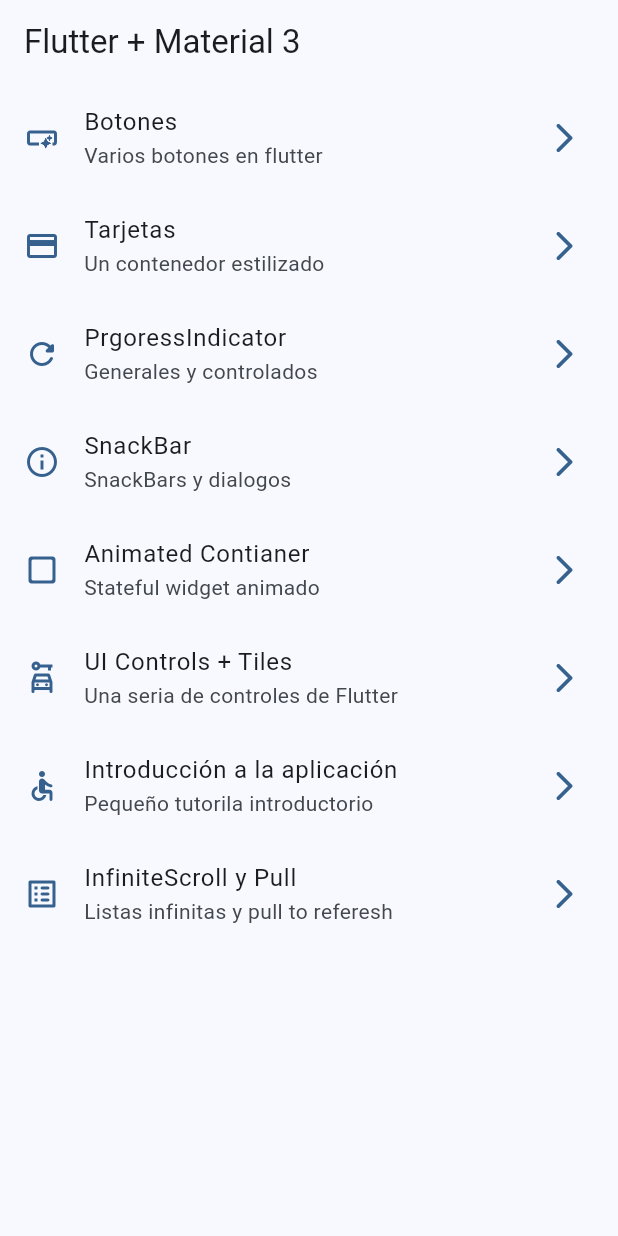
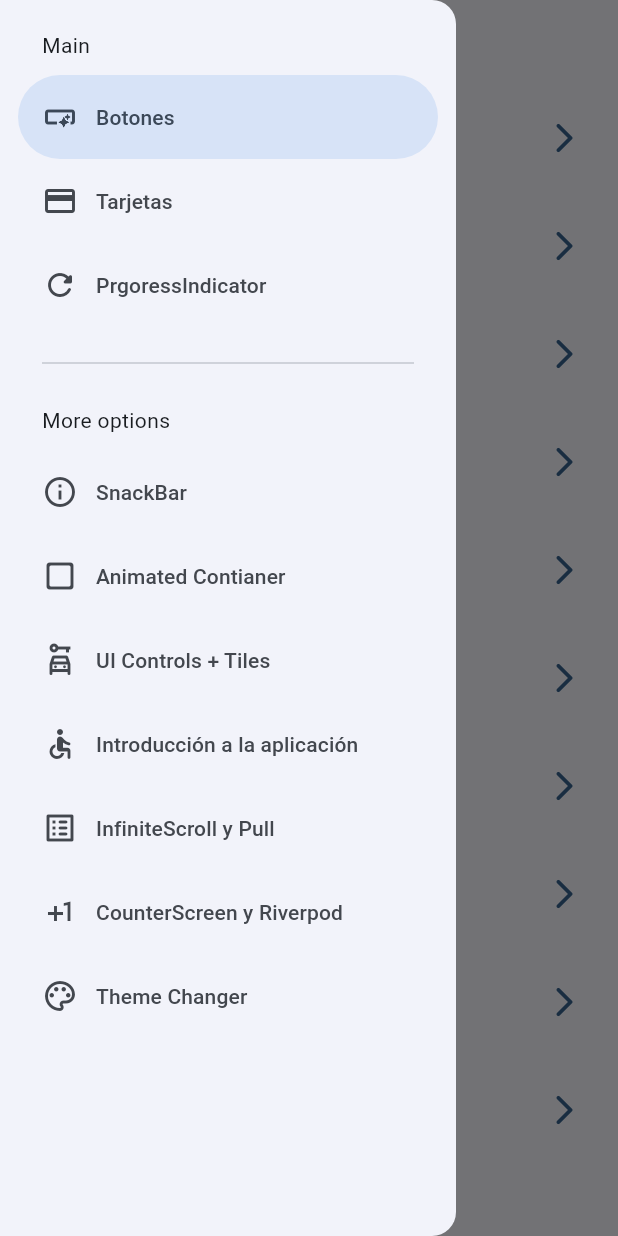
Before and after one commit to stuk4/widgets_app, a Flutter app: the screen it shows after launch, with the side drawer open (before the commit the screen has no drawer), on a phone screen of 412 x 824 dp. Run offline on Flutter 3.47's test engine with Material 2 defaults, Android fonts, the phone set to English and light mode, and no system bars; our stand-ins replace animate_do, flutter_riverpod, go_router.

Commit message:
antes de state notifier

```diff
--- a/lib/config/menu/menu_items.dart
+++ b/lib/config/menu/menu_items.dart
@@ -1,5 +1,7 @@
 import 'package:flutter/material.dart';
+import 'package:widgets_app/presentation/screens/counter/counter_screen.dart';
 import 'package:widgets_app/presentation/screens/screens.dart';
+import 'package:widgets_app/presentation/screens/theme_changer/theme_changer_screen.dart';
 
 class MenuItems {
   final String title;
@@ -63,5 +65,17 @@ const appMenuItems = <MenuItems>[
     subTitle: 'Listas infinitas y pull to referesh',
     link: InfiniteScrollScreen.name,
     icon: Icons.list_alt_rounded,
+  ),
+  MenuItems(
+    title: 'CounterScreen y Riverpod',
+    subTitle: 'Counter screen con Riverpod ',
+    link: CounterScreen.name,
+    icon: Icons.plus_one_outlined,
+  ),
+  MenuItems(
+    title: 'Theme Changer',
+    subTitle: 'Cambiar tema de la app',
+    link: ThemeChangerScreen.name,
+    icon: Icons.color_lens_outlined,
   )
 ];
--- a/lib/config/router/app_router.dart
+++ b/lib/config/router/app_router.dart
@@ -1,6 +1,8 @@
 // GoRouter configuration
 import 'package:go_router/go_router.dart';
+import 'package:widgets_app/presentation/screens/counter/counter_screen.dart';
 import 'package:widgets_app/presentation/screens/screens.dart';
+import 'package:widgets_app/presentation/screens/theme_changer/theme_changer_screen.dart';
 
 final appRouter = GoRouter(
   initialLocation: '/',
@@ -50,5 +52,15 @@ final appRouter = GoRouter(
       path: '/infinte',
       builder: (context, state) => const InfiniteScrollScreen(),
     ),
+    GoRoute(
+      name: CounterScreen.name,
+      path: '/counter-screen',
+      builder: (context, state) => const CounterScreen(),
+    ),
+    GoRoute(
+      name: ThemeChangerScreen.name,
+      path: '/theme-screen',
+      builder: (context, state) => const ThemeChangerScreen(),
+    ),
   ],
 );
--- a/lib/config/theme/app_theme.dart
+++ b/lib/config/theme/app_theme.dart
@@ -11,14 +11,16 @@ const colorList = <Color>[
 
 class AppTheme {
   final int selectedColor;
-
+  final bool isDarkMode;
   AppTheme({
+    this.isDarkMode = false,
     this.selectedColor = 0,
   })  : assert(selectedColor >= 0, 'Selected color must be greater than 0'),
         assert(selectedColor < colorList.length,
             'Selected color must be lessir equal than ${colorList.length - 1} ');
 
   ThemeData getTheme() => ThemeData(
+      brightness: isDarkMode ? Brightness.dark : Brightness.light,
       useMaterial3: true,
       colorSchemeSeed: colorList[selectedColor],
       appBarTheme: const AppBarTheme(
--- a/lib/main.dart
+++ b/lib/main.dart
@@ -1,21 +1,26 @@
 import 'package:flutter/material.dart';
+import 'package:flutter_riverpod/flutter_riverpod.dart';
 import 'package:widgets_app/config/router/app_router.dart';
 import 'package:widgets_app/config/theme/app_theme.dart';
+import 'package:widgets_app/presentation/providers/theme_provider.dart';
 
 void main() {
-  runApp(const MainApp());
+  runApp(const ProviderScope(child: MainApp()));
 }
 
-class MainApp extends StatelessWidget {
+class MainApp extends ConsumerWidget {
   const MainApp({super.key});
 
   @override
-  Widget build(BuildContext context) {
+  Widget build(BuildContext context, WidgetRef ref) {
+    final bool isDarkMode = ref.watch(isDarkModeProvider);
+    final int selectedColor = ref.watch(selectedColorProvider);
     return MaterialApp.router(
       title: 'Flutter Widgets',
       routerConfig: appRouter,
       debugShowCheckedModeBanner: false,
-      theme: AppTheme(selectedColor: 0).getTheme(),
+      theme: AppTheme(selectedColor: selectedColor, isDarkMode: isDarkMode)
+          .getTheme(),
     );
   }
 }
--- /dev/null
+++ b/lib/presentation/providers/counter_provider.dart
@@ -0,0 +1,3 @@
+import 'package:flutter_riverpod/flutter_riverpod.dart';
+
+final counterProvider = StateProvider((ref) => 5);
--- /dev/null
+++ b/lib/presentation/providers/theme_provider.dart
@@ -0,0 +1,9 @@
+import 'package:flutter_riverpod/flutter_riverpod.dart';
+import 'package:widgets_app/config/theme/app_theme.dart';
+
+final isDarkModeProvider = StateProvider((ref) => false);
+
+// Listado de colors inmutables:
+final colorListProvider = Provider((ref) => colorList);
+
+final selectedColorProvider = StateProvider((ref) => 0);
--- a/lib/presentation/screens/home/home_screen.dart
+++ b/lib/presentation/screens/home/home_screen.dart
@@ -1,6 +1,7 @@
 import 'package:flutter/material.dart';
 import 'package:go_router/go_router.dart';
 import 'package:widgets_app/config/menu/menu_items.dart';
+import 'package:widgets_app/presentation/widgets/side_menu.dart';
 
 class HomeScreen extends StatelessWidget {
   static const String name = 'home_screen';
@@ -9,11 +10,16 @@ class HomeScreen extends StatelessWidget {
 
   @override
   Widget build(BuildContext context) {
+    final scaffoldKey = GlobalKey<ScaffoldState>();
     return Scaffold(
+      key: scaffoldKey,
       appBar: AppBar(
         title: const Text('Flutter + Material 3'),
       ),
       body: const _HomeView(),
+      drawer: SideMenu(
+        scaffoldKey: scaffoldKey,
+      ),
     );
   }
 }
--- /dev/null
+++ b/lib/presentation/widgets/side_menu.dart
@@ -0,0 +1,57 @@
+import 'package:flutter/material.dart';
+import 'package:go_router/go_router.dart';
+import 'package:widgets_app/config/menu/menu_items.dart';
+
+class SideMenu extends StatefulWidget {
+  final GlobalKey<ScaffoldState> scaffoldKey;
+  const SideMenu({super.key, required this.scaffoldKey});
+
+  @override
+  State<SideMenu> createState() => _SideMenuState();
+}
+
+class _SideMenuState extends State<SideMenu> {
+  int navDrawerIndex = 0;
+
+  @override
+  Widget build(BuildContext context) {
+    final hasNotch = MediaQuery.of(context).viewPadding.top > 35;
+    return NavigationDrawer(
+      selectedIndex: navDrawerIndex,
+      onDestinationSelected: (value) {
+        setState(() {
+          navDrawerIndex = value;
+        });
+        final menuItem = appMenuItems[value];
+        context.pushNamed(menuItem.link);
+        widget.scaffoldKey.currentState?.closeDrawer();
+      },
+      children: [
+        Padding(
+          padding: EdgeInsets.fromLTRB(28, hasNotch ? 0 : 20, 16, 10),
+          child: const Text('Main'),
+        ),
+        ...appMenuItems.sublist(0, 3).map(
+              (item) => NavigationDrawerDestination(
+                icon: Icon(item.icon),
+                label: Text(item.title),
+              ),
+            ),
+        const Padding(
+          padding: EdgeInsets.fromLTRB(28, 16, 28, 10),
+          child: Divider(),
+        ),
+        const Padding(
+          padding: EdgeInsets.fromLTRB(28, 10, 16, 10),
+          child: Text('More options'),
+        ),
+        ...appMenuItems.sublist(3).map(
+              (item) => NavigationDrawerDestination(
+                icon: Icon(item.icon),
+                label: Text(item.title),
+              ),
+            ),
+      ],
+    );
+  }
+}
--- a/pubspec.yaml
+++ b/pubspec.yaml
@@ -10,6 +10,7 @@ dependencies:
   animate_do: ^3.0.2
   flutter:
     sdk: flutter
+  flutter_riverpod: ^2.3.4
   go_router: ^6.5.5
 
 dev_dependencies:
```
Also changed, not shown: lib/presentation/screens/counter/counter_screen.dart (added, +42 -0 lines), lib/presentation/screens/theme_changer/theme_changer_screen.dart (added, +59 -0 lines), pubspec.lock.
